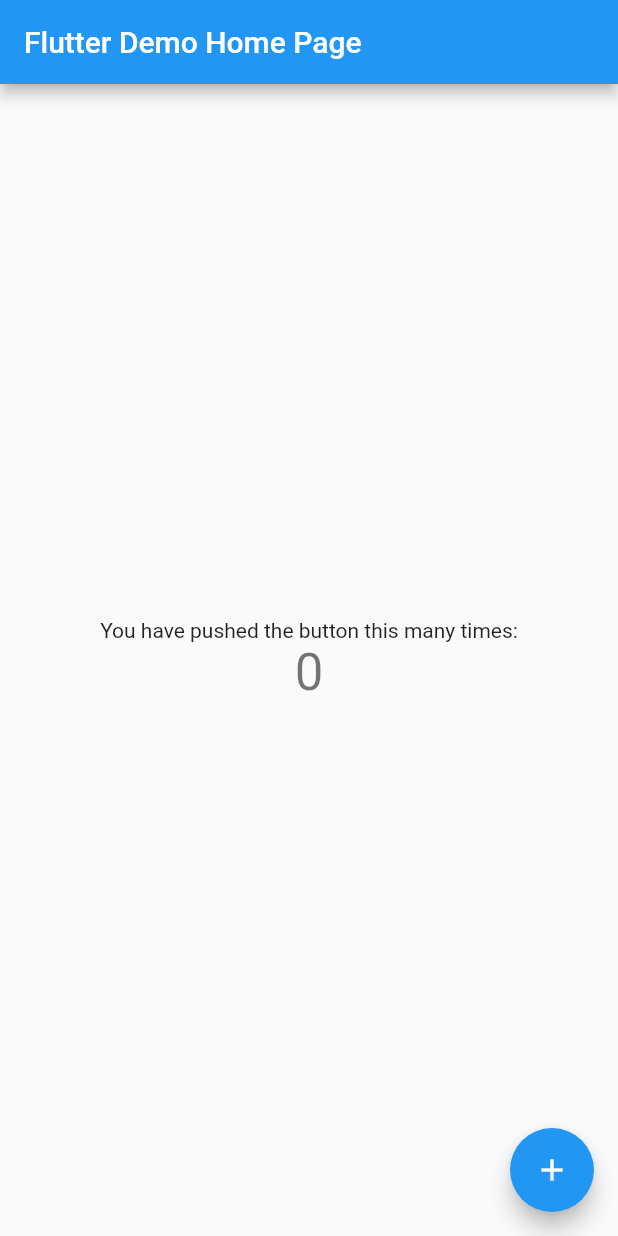
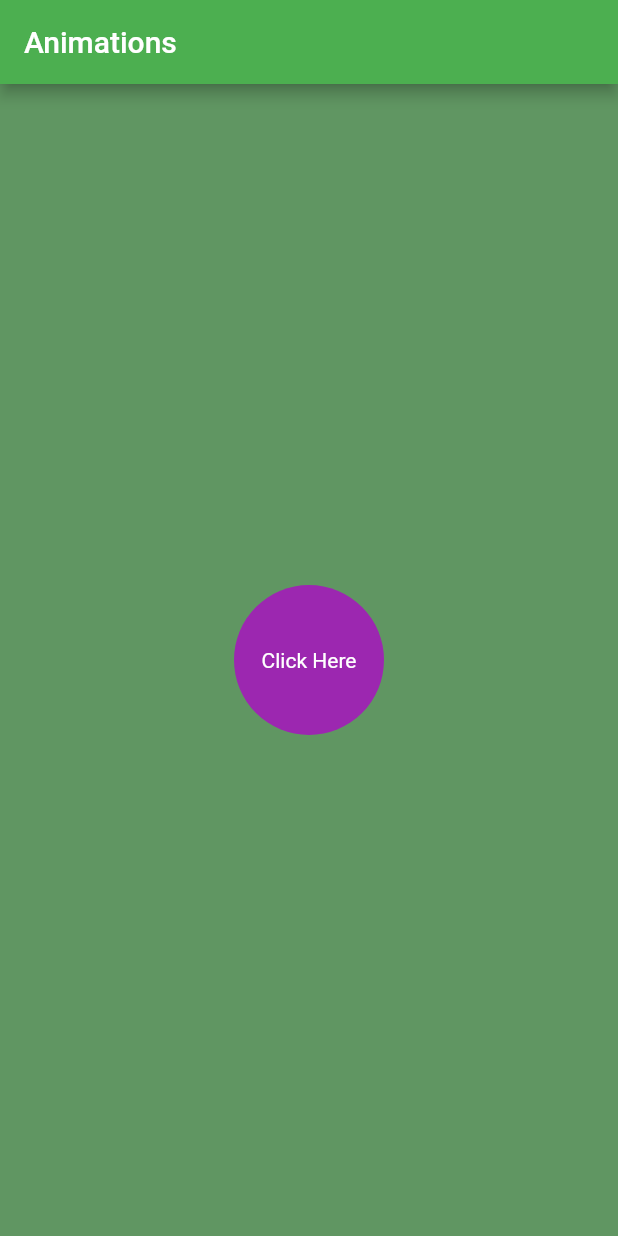
Before and after one commit to LoviceSunuwar/Flutter-Basic-Animation, a Flutter app: the screen it shows after launch, on a phone screen of 412 x 824 dp. Run offline on Flutter 3.47's test engine with Material 2 defaults, Android fonts, the phone set to English and light mode, and no system bars.

Commit message:
basic circle animation done right , use of curve, set state and animation

```diff
--- a/lib/main.dart
+++ b/lib/main.dart
@@ -1,3 +1,4 @@
+import 'package:animation_flutter/pages/homepage.dart';
 import 'package:flutter/material.dart';
 
 void main() {
@@ -11,105 +12,11 @@
   @override
   Widget build(BuildContext context) {
     return MaterialApp(
-      title: 'Flutter Demo',
+      title: 'Animation Flutter',
       theme: ThemeData(
-        // This is the theme of your application.
-        //
-        // Try running your application with "flutter run". You'll see the
-        // application has a blue toolbar. Then, without quitting the app, try
-        // changing the primarySwatch below to Colors.green and then invoke
-        // "hot reload" (press "r" in the console where you ran "flutter run",
-        // or simply save your changes to "hot reload" in a Flutter IDE).
-        // Notice that the counter didn't reset back to zero; the application
-        // is not restarted.
-        primarySwatch: Colors.blue,
+        primarySwatch: Colors.green,
       ),
-      home: const MyHomePage(title: 'Flutter Demo Home Page'),
+      home: const HomePage(),
     );
   }
 }
-
-class MyHomePage extends StatefulWidget {
-  const MyHomePage({super.key, required this.title});
-
-  // This widget is the home page of your application. It is stateful, meaning
-  // that it has a State object (defined below) that contains fields that affect
-  // how it looks.
-
-  // This class is the configuration for the state. It holds the values (in this
-  // case the title) provided by the parent (in this case the App widget) and
-  // used by the build method of the State. Fields in a Widget subclass are
-  // always marked "final".
-
-  final String title;
-
-  @override
-  State<MyHomePage> createState() => _MyHomePageState();
-}
-
-class _MyHomePageState extends State<MyHomePage> {
-  int _counter = 0;
-
-  void _incrementCounter() {
-    setState(() {
-      // This call to setState tells the Flutter framework that something has
-      // changed in this State, which causes it to rerun the build method below
-      // so that the display can reflect the updated values. If we changed
-      // _counter without calling setState(), then the build method would not be
-      // called again, and so nothing would appear to happen.
-      _counter++;
-    });
-  }
-
-  @override
-  Widget build(BuildContext context) {
-    // This method is rerun every time setState is called, for instance as done
-    // by the _incrementCounter method above.
-    //
-    // The Flutter framework has been optimized to make rerunning build methods
-    // fast, so that you can just rebuild anything that needs updating rather
-    // than having to individually change instances of widgets.
-    return Scaffold(
-      appBar: AppBar(
-        // Here we take the value from the MyHomePage object that was created by
-        // the App.build method, and use it to set our appbar title.
-        title: Text(widget.title),
-      ),
-      body: Center(
-        // Center is a layout widget. It takes a single child and positions it
-        // in the middle of the parent.
-        child: Column(
-          // Column is also a layout widget. It takes a list of children and
-          // arranges them vertically. By default, it sizes itself to fit its
-          // children horizontally, and tries to be as tall as its parent.
-          //
-          // Invoke "debug painting" (press "p" in the console, choose the
-          // "Toggle Debug Paint" action from the Flutter Inspector in Android
-          // Studio, or the "Toggle Debug Paint" command in Visual Studio Code)
-          // to see the wireframe for each widget.
-          //
-          // Column has various properties to control how it sizes itself and
-          // how it positions its children. Here we use mainAxisAlignment to
-          // center the children vertically; the main axis here is the vertical
-          // axis because Columns are vertical (the cross axis would be
-          // horizontal).
-          mainAxisAlignment: MainAxisAlignment.center,
-          children: <Widget>[
-            const Text(
-              'You have pushed the button this many times:',
-            ),
-            Text(
-              '$_counter',
-              style: Theme.of(context).textTheme.headline4,
-            ),
-          ],
-        ),
-      ),
-      floatingActionButton: FloatingActionButton(
-        onPressed: _incrementCounter,
-        tooltip: 'Increment',
-        child: const Icon(Icons.add),
-      ), // This trailing comma makes auto-formatting nicer for build methods.
-    );
-  }
-}
--- /dev/null
+++ b/lib/pages/homepage.dart
@@ -0,0 +1,61 @@
+import 'package:flutter/material.dart';
+
+class HomePage extends StatefulWidget {
+  const HomePage({super.key});
+
+  @override
+  State<HomePage> createState() => _HomePageState();
+}
+
+class _HomePageState extends State<HomePage> {
+  @override
+  double _buttonRadius = 100;
+
+  Widget build(BuildContext context) {
+    return Scaffold(
+      appBar: AppBar(title: const Text("Animations")),
+      body: Container(
+        child: Stack(
+          clipBehavior: Clip.none,
+          children: [
+            _pageBackground(),
+            _circularAnimationButton(),
+          ],
+        ),
+      ),
+    );
+  }
+
+  Widget _pageBackground() {
+    return Container(
+      color: Color.fromARGB(194, 48, 119, 50),
+    );
+  }
+
+  Widget _circularAnimationButton() {
+    return Center(
+      child: GestureDetector(
+        onTap: () {
+          setState(() {
+            _buttonRadius += _buttonRadius == 200 ? -100 : 100;
+          });
+        },
+        child: AnimatedContainer(
+          duration: const Duration(seconds: 3),
+          curve: Curves.bounceInOut,
+          height: _buttonRadius,
+          width: _buttonRadius,
+          decoration: BoxDecoration(
+              color: Colors.purple,
+              borderRadius: BorderRadius.circular(_buttonRadius)),
+          child: const Center(
+            child: Text(
+              "Click Here",
+              style: TextStyle(color: Colors.white),
+            ),
+          ),
+        ),
+      ),
+    );
+  }
+}
```
